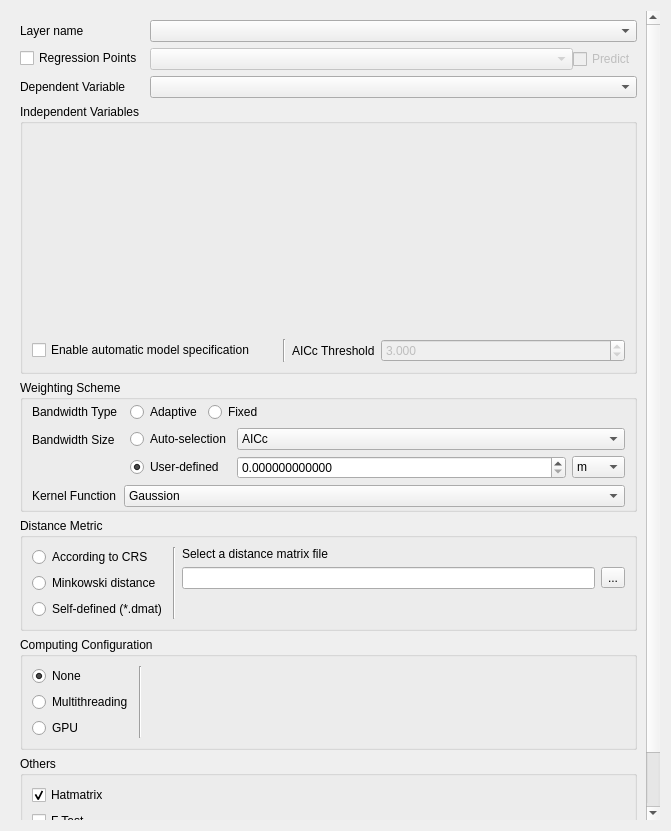
Qt form gwmgwroptionsdialog.ui (GWmodel-Lab/GWmodelS) before a commit.
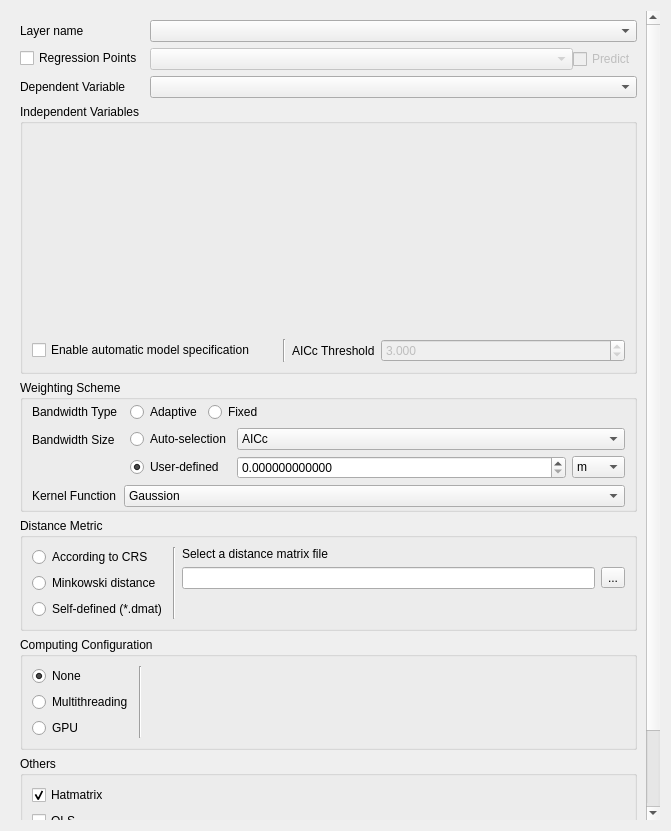
The same form after that commit. Custom widgets are drawn as their Qt base class.

Patch:
```diff
--- a/gwmgwroptionsdialog.ui
+++ b/gwmgwroptionsdialog.ui
@@ -35,9 +35,9 @@
       <property name="geometry">
        <rect>
         <x>0</x>
-        <y>0</y>
-        <width>653</width>
-        <height>813</height>
+        <y>-70</y>
+        <width>628</width>
+        <height>912</height>
        </rect>
       </property>
       <layout class="QVBoxLayout" name="verticalLayout_6" stretch="0,0,0,0,0,0,0">
@@ -818,7 +818,7 @@
           <string>Others</string>
          </property>
          <layout class="QFormLayout" name="formLayout_7">
-          <item row="1" column="0">
+          <item row="2" column="0">
            <widget class="QCheckBox" name="cbxFTest">
             <property name="text">
              <string>F Test</string>
@@ -835,6 +835,13 @@
             </property>
            </widget>
           </item>
+          <item row="1" column="0">
+           <widget class="QCheckBox" name="cbxOLS">
+            <property name="text">
+             <string>OLS</string>
+            </property>
+           </widget>
+          </item>
          </layout>
         </widget>
        </item>
```
